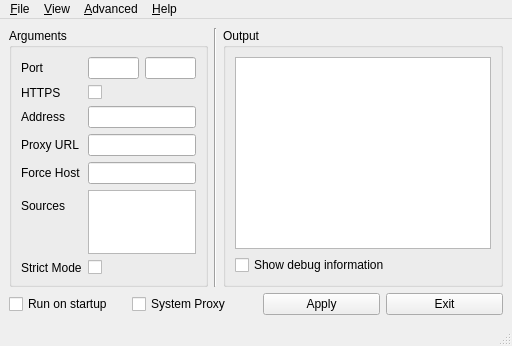
FrzMtrsprt/QtUnblockNeteaseMusic, file src/mainwindow.ui: the form before one commit.
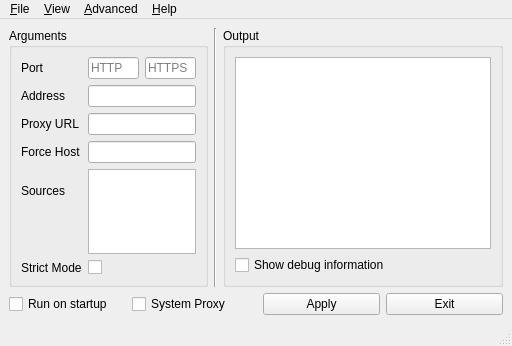
The form after the commit. Icons and pictures are not drawn.

Commit message: Remove HTTPS checkbox

Patch:
```diff
--- a/src/mainwindow.ui
+++ b/src/mainwindow.ui
@@ -54,46 +54,17 @@
          <string>Arguments</string>
         </property>
         <layout class="QGridLayout">
-         <item row="1" column="0">
-          <widget class="QLabel" name="httpsLabel">
-           <property name="statusTip">
-            <string>Enable HTTPS proxy</string>
-           </property>
-           <property name="text">
-            <string>HTTPS</string>
-           </property>
-          </widget>
-         </item>
-         <item row="4" column="1" colspan="2">
-          <widget class="QLineEdit" name="urlEdit">
-           <property name="sizePolicy">
-            <sizepolicy hsizetype="MinimumExpanding" vsizetype="Fixed">
-             <horstretch>0</horstretch>
-             <verstretch>0</verstretch>
-            </sizepolicy>
-           </property>
-           <property name="statusTip">
-            <string>Request through upstream proxy</string>
-           </property>
-          </widget>
-         </item>
-         <item row="3" column="1" colspan="2">
-          <widget class="QLineEdit" name="addressEdit">
-           <property name="sizePolicy">
-            <sizepolicy hsizetype="MinimumExpanding" vsizetype="Fixed">
-             <horstretch>0</horstretch>
-             <verstretch>0</verstretch>
-            </sizepolicy>
-           </property>
+         <item row="2" column="0">
+          <widget class="QLabel" name="addressLabel">
            <property name="statusTip">
             <string>Specify server host</string>
            </property>
            <property name="text">
-            <string/>
+            <string>Address</string>
            </property>
           </widget>
          </item>
-         <item row="6" column="0">
+         <item row="5" column="0">
           <widget class="QLabel" name="sourceLabel">
            <property name="statusTip">
             <string>Set priority of sources</string>
@@ -103,6 +74,52 @@
            </property>
           </widget>
          </item>
+         <item row="6" column="0">
+          <spacer>
+           <property name="orientation">
+            <enum>Qt::Vertical</enum>
+           </property>
+          </spacer>
+         </item>
+         <item row="3" column="0">
+          <widget class="QLabel" name="urlLabel">
+           <property name="statusTip">
+            <string>Request through upstream proxy</string>
+           </property>
+           <property name="text">
+            <string>Proxy URL</string>
+           </property>
+          </widget>
+         </item>
+         <item row="2" column="1" colspan="2">
+          <widget class="QLineEdit" name="addressEdit">
+           <property name="sizePolicy">
+            <sizepolicy hsizetype="MinimumExpanding" vsizetype="Fixed">
+             <horstretch>0</horstretch>
+             <verstretch>0</verstretch>
+            </sizepolicy>
+           </property>
+           <property name="statusTip">
+            <string>Specify server host</string>
+           </property>
+           <property name="text">
+            <string/>
+           </property>
+          </widget>
+         </item>
+         <item row="4" column="1" colspan="2">
+          <widget class="QLineEdit" name="hostEdit">
+           <property name="sizePolicy">
+            <sizepolicy hsizetype="MinimumExpanding" vsizetype="Fixed">
+             <horstretch>0</horstretch>
+             <verstretch>0</verstretch>
+            </sizepolicy>
+           </property>
+           <property name="statusTip">
+            <string>Force the Netease server IP</string>
+           </property>
+          </widget>
+         </item>
          <item row="0" column="0">
           <widget class="QLabel" name="portLabel">
            <property name="statusTip">
@@ -113,29 +130,26 @@
            </property>
           </widget>
          </item>
-         <item row="0" column="1">
-          <widget class="QLineEdit" name="httpEdit">
+         <item row="7" column="0">
+          <widget class="QLabel" name="strictLabel">
+           <property name="statusTip">
+            <string>Enable proxy limitation</string>
+           </property>
+           <property name="text">
+            <string>Strict Mode</string>
+           </property>
+          </widget>
+         </item>
+         <item row="5" column="1" rowspan="2" colspan="2">
+          <widget class="QTextEdit" name="sourceEdit">
            <property name="sizePolicy">
-            <sizepolicy hsizetype="Ignored" vsizetype="Fixed">
+            <sizepolicy hsizetype="Ignored" vsizetype="Ignored">
              <horstretch>0</horstretch>
              <verstretch>0</verstretch>
             </sizepolicy>
            </property>
            <property name="statusTip">
-            <string>Specify server HTTP port</string>
-           </property>
-           <property name="text">
-            <string/>
-           </property>
-          </widget>
-         </item>
-         <item row="4" column="0">
-          <widget class="QLabel" name="urlLabel">
-           <property name="statusTip">
-            <string>Request through upstream proxy</string>
-           </property>
-           <property name="text">
-            <string>Proxy URL</string>
+            <string>Set priority of sources</string>
            </property>
           </widget>
          </item>
@@ -150,10 +164,13 @@
            <property name="statusTip">
             <string>Specify server HTTPS port</string>
            </property>
+           <property name="placeholderText">
+            <string notr="true">HTTPS</string>
+           </property>
           </widget>
          </item>
-         <item row="5" column="1" colspan="2">
-          <widget class="QLineEdit" name="hostEdit">
+         <item row="3" column="1" colspan="2">
+          <widget class="QLineEdit" name="urlEdit">
            <property name="sizePolicy">
             <sizepolicy hsizetype="MinimumExpanding" vsizetype="Fixed">
              <horstretch>0</horstretch>
@@ -165,30 +182,7 @@
            </property>
           </widget>
          </item>
-         <item row="6" column="1" rowspan="2" colspan="2">
-          <widget class="QTextEdit" name="sourceEdit">
-           <property name="sizePolicy">
-            <sizepolicy hsizetype="Ignored" vsizetype="Ignored">
-             <horstretch>0</horstretch>
-             <verstretch>0</verstretch>
-            </sizepolicy>
-           </property>
-           <property name="statusTip">
-            <string>Set priority of sources</string>
-           </property>
-          </widget>
-         </item>
-         <item row="8" column="0">
-          <widget class="QLabel" name="strictLabel">
-           <property name="statusTip">
-            <string>Enable proxy limitation</string>
-           </property>
-           <property name="text">
-            <string>Strict Mode</string>
-           </property>
-          </widget>
-         </item>
-         <item row="5" column="0">
+         <item row="4" column="0">
           <widget class="QLabel" name="hostLabel">
            <property name="statusTip">
             <string>Force the Netease server IP</string>
@@ -198,34 +192,7 @@
            </property>
           </widget>
          </item>
-         <item row="3" column="0">
-          <widget class="QLabel" name="addressLabel">
-           <property name="statusTip">
-            <string>Specify server host</string>
-           </property>
-           <property name="text">
-            <string>Address</string>
-           </property>
-          </widget>
-         </item>
-         <item row="1" column="1" colspan="2">
-          <widget class="QCheckBox" name="httpsCheckBox">
-           <property name="statusTip">
-            <string>Enable HTTPS proxy</string>
-           </property>
-           <property name="text">
-            <string/>
-           </property>
-          </widget>
-         </item>
-         <item row="7" column="0">
-          <spacer>
-           <property name="orientation">
-            <enum>Qt::Vertical</enum>
-           </property>
-          </spacer>
-         </item>
-         <item row="8" column="1" colspan="2">
+         <item row="7" column="1" colspan="2">
           <widget class="QCheckBox" name="strictCheckBox">
            <property name="statusTip">
             <string>Enable proxy limitation</string>
@@ -235,6 +202,25 @@
            </property>
           </widget>
          </item>
+         <item row="0" column="1">
+          <widget class="QLineEdit" name="httpEdit">
+           <property name="sizePolicy">
+            <sizepolicy hsizetype="Ignored" vsizetype="Fixed">
+             <horstretch>0</horstretch>
+             <verstretch>0</verstretch>
+            </sizepolicy>
+           </property>
+           <property name="statusTip">
+            <string>Specify server HTTP port</string>
+           </property>
+           <property name="text">
+            <string/>
+           </property>
+           <property name="placeholderText">
+            <string notr="true">HTTP</string>
+           </property>
+          </widget>
+         </item>
         </layout>
        </widget>
       </item>
```
Left out of the diff: 2 changed lines with no effect on the pictures. The commit also changes 2 other files.
